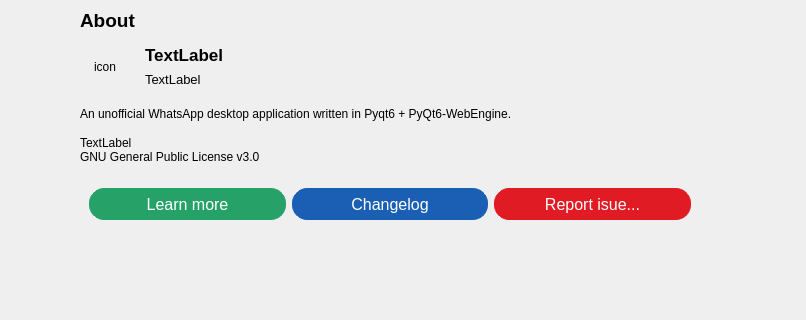
Old version of the form zapzap/view/settings.ui in the repository rafatosta/zapzap; both pictures show x 276 to 1082 and y 0 to 320 of the 1082 by 659 pixel window.
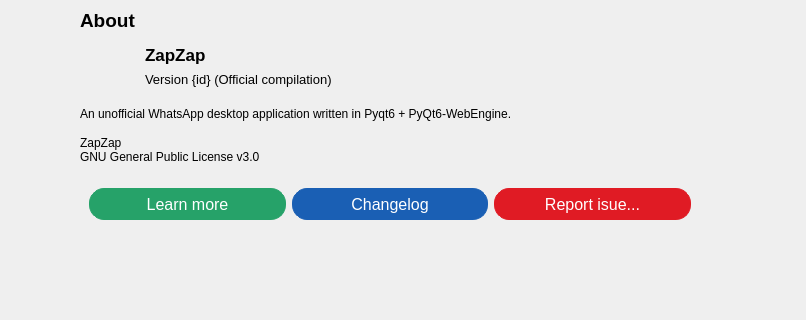
New version of the form. The open tabs and pages were chosen to show the change. Icons and pictures are not drawn.

Patch:
```diff
--- a/zapzap/view/settings.ui
+++ b/zapzap/view/settings.ui
@@ -2042,8 +2042,8 @@
            <rect>
             <x>0</x>
             <y>0</y>
-            <width>763</width>
-            <height>531</height>
+            <width>832</width>
+            <height>659</height>
            </rect>
           </property>
           <layout class="QVBoxLayout" name="verticalLayout_17">
@@ -2142,7 +2142,7 @@
                        </size>
                       </property>
                       <property name="text">
-                       <string>icon</string>
+                       <string/>
                       </property>
                       <property name="scaledContents">
                        <bool>true</bool>
@@ -2166,7 +2166,7 @@
                          </font>
                         </property>
                         <property name="text">
-                         <string>TextLabel</string>
+                         <string>ZapZap</string>
                         </property>
                        </widget>
                       </item>
@@ -2178,7 +2178,7 @@
                          </font>
                         </property>
                         <property name="text">
-                         <string>TextLabel</string>
+                         <string>Version {id} (Official compilation)</string>
                         </property>
                        </widget>
                       </item>
@@ -2201,7 +2201,7 @@
                     <item>
                      <widget class="QLabel" name="name_app2">
                       <property name="text">
-                       <string>TextLabel</string>
+                       <string>ZapZap</string>
                       </property>
                      </widget>
                     </item>
```
Left out of the diff: 18 changed lines with no effect on the pictures.
